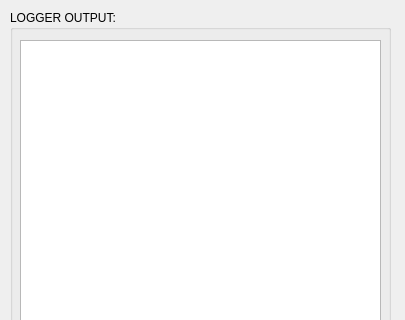
Before: the Qt Designer form RubberContractBridge/gui/loggerwindow.ui in CFWagner/EPE321-RubberContractBridge, drawn with Qt 5; both pictures show x 0 to 405 and y 0 to 320 of the 405 by 720 pixel window.
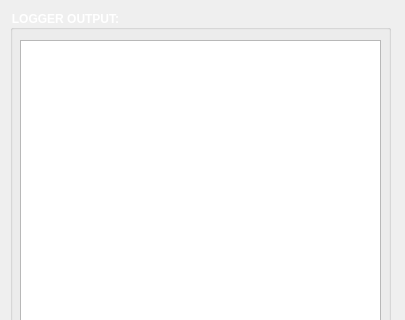
After: the same form once the commit is applied.

Patch:
```diff
--- a/RubberContractBridge/gui/loggerwindow.ui
+++ b/RubberContractBridge/gui/loggerwindow.ui
@@ -22,6 +22,11 @@
      <height>671</height>
     </rect>
    </property>
+   <property name="styleSheet">
+    <string notr="true">color:rgb(255, 255, 255);
+font: 75 9pt &quot;MS Shell Dlg 2&quot;;
+font-weight: bold;</string>
+   </property>
    <property name="title">
     <string>LOGGER OUTPUT:</string>
    </property>
```
Left out of the diff: 2 changed lines with no effect on the pictures.
